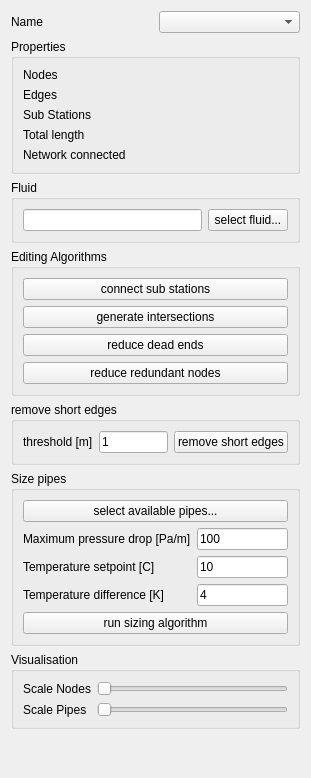
Before: the Qt Designer form SIM-VICUS/src/SVPropNetworkGeometryWidget.ui in ghorwin/SIM-VICUS, drawn with Qt 5.
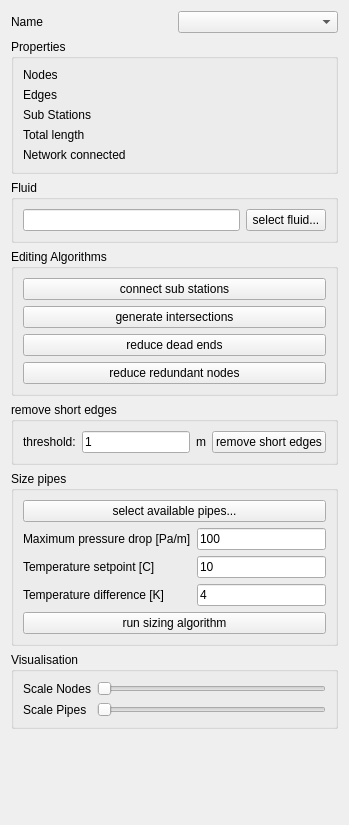
After: the same form once the commit is applied. Custom widgets are drawn as their Qt base class.

```diff
--- a/SIM-VICUS/src/SVPropNetworkGeometryWidget.ui
+++ b/SIM-VICUS/src/SVPropNetworkGeometryWidget.ui
@@ -6,8 +6,8 @@
    <rect>
     <x>0</x>
     <y>0</y>
-    <width>311</width>
-    <height>778</height>
+    <width>349</width>
+    <height>825</height>
    </rect>
   </property>
   <property name="windowTitle">
@@ -200,7 +200,7 @@
       <item>
        <widget class="QLabel" name="label_24">
         <property name="text">
-         <string>threshold [m]</string>
+         <string>threshold:</string>
         </property>
        </widget>
       </item>
@@ -211,6 +211,13 @@
         </property>
        </widget>
       </item>
+      <item>
+       <widget class="QLabel" name="label_25">
+        <property name="text">
+         <string>m</string>
+        </property>
+       </widget>
+      </item>
       <item>
        <widget class="QPushButton" name="pushButtonRemoveSmallEdge">
         <property name="text">
```
